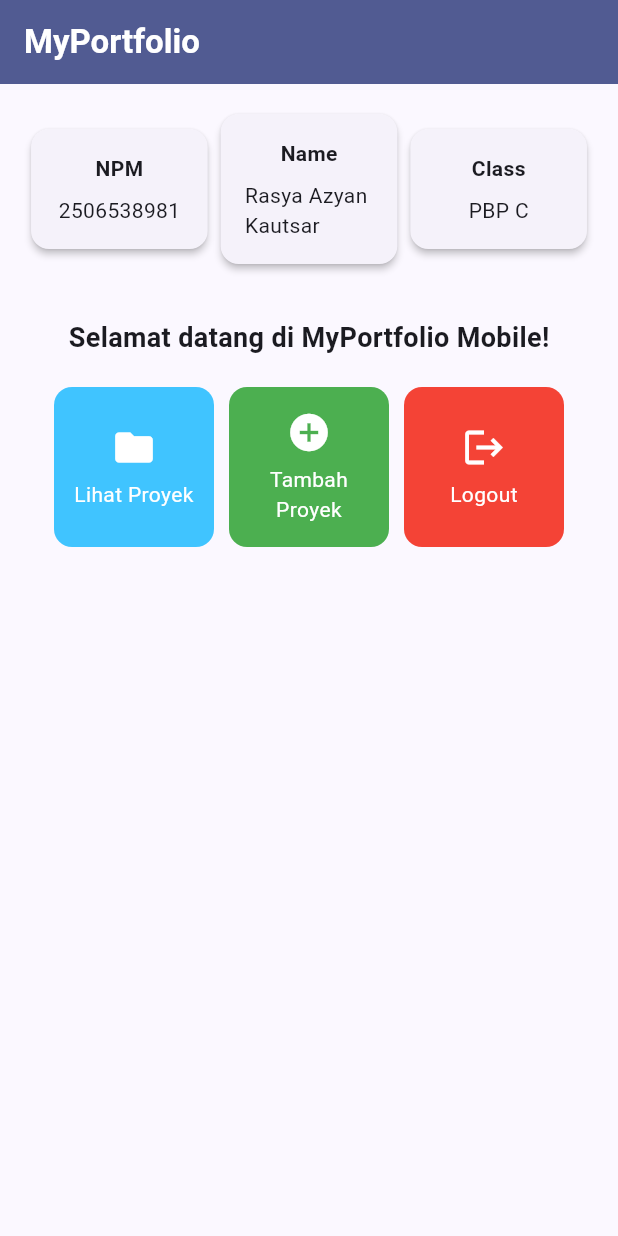
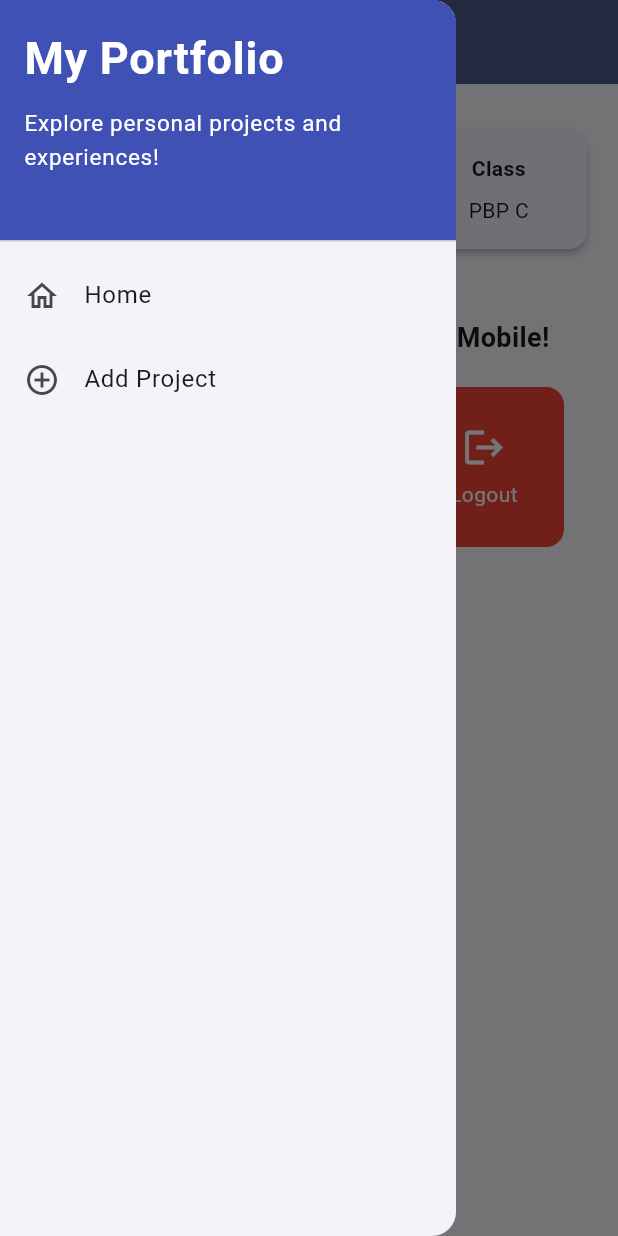
Before and after one commit to rasyaazyan-study/myportofolio_mobile, a Flutter app: the screen it shows after launch, with the side drawer open (before the commit the screen has no drawer), on a phone screen of 412 x 824 dp. Run offline on Flutter 3.47's test engine with Material 3 defaults, Android fonts, the phone set to English and light mode, and no system bars; our stand-ins replace material_ui.

Commit message:
Tutorial 09: Flutter Navigation, Layouts, Forms, and Input Elements

```diff
--- a/lib/main.dart
+++ b/lib/main.dart
@@ -1,5 +1,5 @@
-import 'package:flutter/material.dart';
-import 'package:myportofolio_mobile/menu.dart';
+import 'package:material_ui/material_ui.dart';
+import 'package:myportofolio_mobile/screens/menu.dart';
 
 void main() {
   runApp(const MyApp());
--- a/lib/menu.dart
+++ b/lib/screens/menu.dart
@@ -1,4 +1,6 @@
-import 'package:flutter/material.dart';
+import 'package:material_ui/material_ui.dart';
+import 'package:myportofolio_mobile/widgets/left_drawer.dart';
+import 'package:myportofolio_mobile/widgets/project_card.dart';
 
 class MyHomePage extends StatelessWidget {
   MyHomePage({super.key});
@@ -27,7 +29,11 @@ class MyHomePage extends StatelessWidget {
           ),
         ),
         backgroundColor: Theme.of(context).colorScheme.primary,
+        iconTheme: const IconThemeData(color: Colors.white)
       ),
+
+      drawer: const LeftDrawer(),
+
       // Body halaman utama dengan padding di sekelilingnya.
       body: Padding(
         padding: const EdgeInsets.all(16.0),
@@ -84,6 +90,7 @@ class MyHomePage extends StatelessWidget {
   }
 }
 
+
 class InfoCard extends StatelessWidget {
   // Kartu informasi yang menampilkan judul (title) dan isi (content).
   final String title;
@@ -123,50 +130,3 @@ class ItemHomepage {
 
   ItemHomepage(this.name, this.icon, this.color);
 }
-
-class ItemCard extends StatelessWidget {
-  final ItemHomepage item;
-
-  const ItemCard(this.item, {super.key});
-
-  @override
-  Widget build(BuildContext context) {
-    return Material(
-      // Menggunakan warna sekunder dari skema tema aplikasi.
-      color: item.color,
-      borderRadius: BorderRadius.circular(12),
-      child: InkWell(
-        // Aksi ketika kartu ditekan oleh pengguna.
-        onTap: () {
-          // Menampilkan SnackBar dengan pesan interaktif.
-          ScaffoldMessenger.of(context)
-            ..hideCurrentSnackBar()
-            ..showSnackBar(
-              SnackBar(content: Text("Kamu telah menekan tombol ${item.name}!"))
-            );
-        },
-        child: Container(
-          padding: const EdgeInsets.all(8),
-          child: Center(
-            child: Column(
-              mainAxisAlignment: MainAxisAlignment.center,
-              children: [
-                Icon(
-                  item.icon,
-                  color: Colors.white,
-                  size: 30.0,
-                ),
-                const Padding(padding: EdgeInsets.all(3)),
-                Text(
-                  item.name,
-                  textAlign: TextAlign.center,
-                  style: const TextStyle(color: Colors.white),
-                ),
-              ],
-            ),
-          ),
-        ),
-      ),
-    );
-  }
-}
--- /dev/null
+++ b/lib/widgets/left_drawer.dart
@@ -0,0 +1,73 @@
+import 'package:flutter/material.dart';
+import 'package:myportofolio_mobile/screens/menu.dart';
+import 'package:myportofolio_mobile/screens/project_form.dart';
+
+class LeftDrawer extends StatelessWidget {
+  const LeftDrawer({super.key});
+
+  @override
+  Widget build(BuildContext context) {
+    return Drawer(
+      child: ListView(
+        children: [
+          const DrawerHeader(
+            decoration: BoxDecoration(
+              color: Colors.indigo,
+            ),
+            child: Column(
+              crossAxisAlignment: CrossAxisAlignment.start,
+              children: [
+                Text(
+                  'My Portfolio',
+                  style: TextStyle(
+                    fontSize: 30,
+                    fontWeight: FontWeight.bold,
+                    color: Colors.white,
+                  ),
+                ),
+                SizedBox(height: 10),
+                Text(
+                  'Explore personal projects and experiences!',
+                  style: TextStyle(
+                    fontSize: 15,
+                    color: Colors.white,
+                  ),
+                ),
+              ],
+            ),
+          ),
+          // TODO: Bagian routing
+          ListTile(
+            leading: const Icon(Icons.home_outlined),
+            title: const Text('Home'),
+            // Navigasi ke halaman utama portofolio
+            onTap: () {
+              Navigator.pushReplacement(
+                context,
+                MaterialPageRoute(
+                  builder: (context) => MyHomePage(),
+                ),
+              );
+            },
+          ),
+          ListTile(
+            leading: const Icon(Icons.add_circle_outline),
+            title: const Text('Add Project'),
+            // Navigasi ke halaman tambah proyek
+            onTap: () {
+              /*
+              TODO: Buatlah routing ke halaman ProjectFormPage yang akan dibuat nanti.
+              */
+              Navigator.push(
+                context,
+                MaterialPageRoute(
+                  builder: (context) => const ProjectFormPage(),
+                ),
+              );
+            },
+          ),
+        ],
+      ),
+    );
+  }
+}
--- /dev/null
+++ b/lib/widgets/project_card.dart
@@ -0,0 +1,64 @@
+import 'package:material_ui/material_ui.dart';
+import 'package:myportofolio_mobile/screens/project_form.dart';
+import 'package:myportofolio_mobile/screens/menu.dart';
+
+class ItemCard extends StatelessWidget {
+  final ItemHomepage item;
+
+  const ItemCard(this.item, {super.key});
+
+  @override
+  Widget build(BuildContext context) {
+    return Material(
+      // Menggunakan warna sekunder dari skema tema aplikasi.
+      color: item.color,
+      borderRadius: BorderRadius.circular(12),
+      child: InkWell(
+        // Area responsif terhadap sentuhan
+        onTap: () {
+          // Memunculkan SnackBar ketika diklik
+          ScaffoldMessenger.of(context)
+            ..hideCurrentSnackBar()
+            ..showSnackBar(
+              SnackBar(
+                content: Text("Kamu telah menekan tombol ${item.name}!"),
+              ),
+            );
+
+          // Navigate ke halaman yang sesuai
+          if (item.name == "Tambah Proyek") {
+            // TODO: Gunakan Navigator.push() untuk melakukan navigasi ke MaterialPageRoute yang mencakup ProjectFormPage
+              Navigator.push(
+                context,
+                MaterialPageRoute(
+                  builder: (context) => const ProjectFormPage(),
+                ),
+              );
+            }
+        },
+
+        child: Container(
+          padding: const EdgeInsets.all(8),
+          child: Center(
+            child: Column(
+              mainAxisAlignment: MainAxisAlignment.center,
+              children: [
+                Icon(
+                  item.icon,
+                  color: Colors.white,
+                  size: 30.0,
+                ),
+                const Padding(padding: EdgeInsets.all(3)),
+                Text(
+                  item.name,
+                  textAlign: TextAlign.center,
+                  style: const TextStyle(color: Colors.white),
+                ),
+              ],
+            ),
+          ),
+        ),
+      ),
+    );
+  }
+}
--- a/pubspec.yaml
+++ b/pubspec.yaml
@@ -34,6 +34,7 @@ dependencies:
   # The following adds the Cupertino Icons font to your application.
   # Use with the CupertinoIcons class for iOS style icons.
   cupertino_icons: ^1.0.8
+  material_ui: ^1.11.1
 
 dev_dependencies:
   flutter_test:
```
Also changed, not shown: lib/screens/project_form.dart (added, +219 -0 lines), pubspec.lock.
